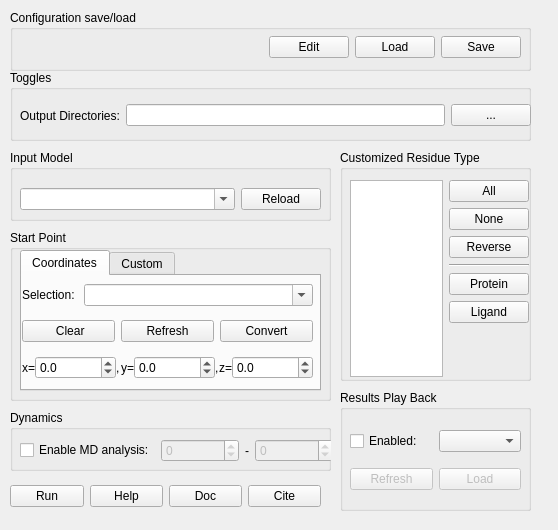
The window that Caver4/ui/caver.ui (YaoYinYing/caver-pymol-plugin) describes before a commit, drawn with Qt 5.
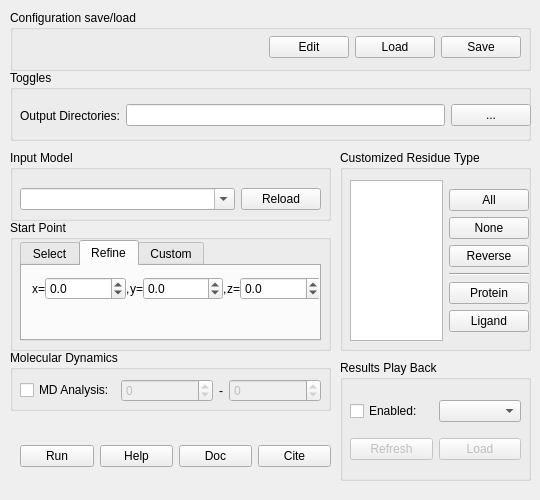
The same window after the commit. The open tabs and pages were chosen to show the change.

What changed in the file:
```diff
--- a/Caver4/ui/caver.ui
+++ b/Caver4/ui/caver.ui
@@ -6,20 +6,20 @@
    <rect>
     <x>0</x>
     <y>0</y>
-    <width>558</width>
-    <height>530</height>
+    <width>540</width>
+    <height>500</height>
    </rect>
   </property>
   <property name="minimumSize">
    <size>
-    <width>558</width>
-    <height>530</height>
+    <width>540</width>
+    <height>500</height>
    </size>
   </property>
   <property name="maximumSize">
    <size>
-    <width>558</width>
-    <height>530</height>
+    <width>540</width>
+    <height>500</height>
    </size>
   </property>
   <property name="windowTitle">
@@ -201,9 +201,9 @@
    <property name="geometry">
     <rect>
      <x>10</x>
-     <y>230</y>
+     <y>220</y>
      <width>321</width>
-     <height>171</height>
+     <height>131</height>
     </rect>
    </property>
    <property name="title">
@@ -215,7 +215,7 @@
       <x>10</x>
       <y>20</y>
       <width>301</width>
-      <height>141</height>
+      <height>101</height>
      </rect>
     </property>
     <property name="currentIndex">
@@ -223,7 +223,7 @@
     </property>
     <widget class="QWidget" name="tab_coordinates">
      <attribute name="title">
-      <string>Coordinates</string>
+      <string>Select</string>
      </attribute>
      <widget class="QWidget" name="verticalLayoutWidget_4">
       <property name="geometry">
@@ -231,7 +231,7 @@
         <x>0</x>
         <y>0</y>
         <width>291</width>
-        <height>111</height>
+        <height>71</height>
        </rect>
       </property>
       <layout class="QVBoxLayout" name="verticalLayout_3">
@@ -284,7 +284,22 @@
          </item>
         </layout>
        </item>
-       <item>
+      </layout>
+     </widget>
+    </widget>
+    <widget class="QWidget" name="tab">
+     <attribute name="title">
+      <string>Refine</string>
+     </attribute>
+     <widget class="QWidget" name="">
+      <property name="geometry">
+       <rect>
+        <x>10</x>
+        <y>10</y>
+        <width>289</width>
+        <height>25</height>
+       </rect>
+      </property>
         <layout class="QHBoxLayout" name="horizontalLayout_27">
          <property name="spacing">
           <number>0</number>
@@ -385,8 +400,6 @@
           </layout>
          </item>
         </layout>
-       </item>
-      </layout>
      </widget>
     </widget>
     <widget class="QWidget" name="tab_atoms">
@@ -457,8 +470,8 @@
   <widget class="QWidget" name="horizontalLayoutWidget_22">
    <property name="geometry">
     <rect>
-     <x>10</x>
-     <y>480</y>
+     <x>20</x>
+     <y>440</y>
      <width>311</width>
      <height>32</height>
     </rect>
@@ -524,7 +537,7 @@
      <x>340</x>
      <y>150</y>
      <width>191</width>
-     <height>231</height>
+     <height>201</height>
     </rect>
    </property>
    <property name="title">
@@ -536,7 +549,7 @@
       <x>10</x>
       <y>30</y>
       <width>179</width>
-      <height>197</height>
+      <height>161</height>
      </rect>
     </property>
     <layout class="QHBoxLayout" name="horizontalLayout_23">
@@ -628,19 +641,6 @@
          </item>
         </layout>
        </item>
-       <item>
-        <spacer name="verticalSpacer">
-         <property name="orientation">
-          <enum>Qt::Vertical</enum>
-         </property>
-         <property name="sizeHint" stdset="0">
-          <size>
-           <width>20</width>
-           <height>40</height>
-          </size>
-         </property>
-        </spacer>
-       </item>
       </layout>
      </item>
     </layout>
@@ -650,7 +650,7 @@
    <property name="geometry">
     <rect>
      <x>340</x>
-     <y>390</y>
+     <y>360</y>
      <width>191</width>
      <height>121</height>
     </rect>
@@ -713,20 +713,20 @@
    <property name="geometry">
     <rect>
      <x>10</x>
-     <y>410</y>
+     <y>350</y>
      <width>321</width>
      <height>61</height>
     </rect>
    </property>
    <property name="title">
-    <string>Dynamics</string>
+    <string>Molecular Dynamics</string>
    </property>
    <widget class="QWidget" name="layoutWidget">
     <property name="geometry">
      <rect>
       <x>10</x>
       <y>20</y>
-      <width>313</width>
+      <width>301</width>
       <height>41</height>
      </rect>
     </property>
@@ -734,7 +734,7 @@
      <item>
       <widget class="QCheckBox" name="checkBox_MD">
        <property name="text">
-        <string>Enable MD analysis:</string>
+        <string>MD Analysis:</string>
        </property>
       </widget>
      </item>
```
Left out of the diff: 2 changed lines with no effect on the pictures. Lines whose indentation alone changed are shown as unchanged.
